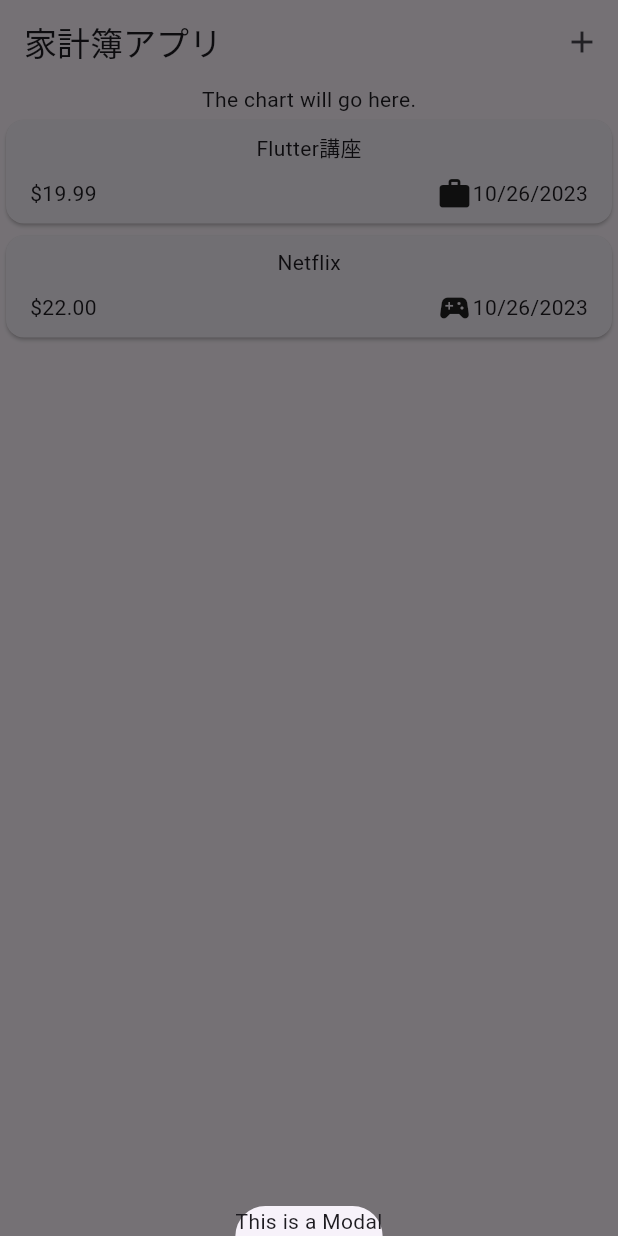
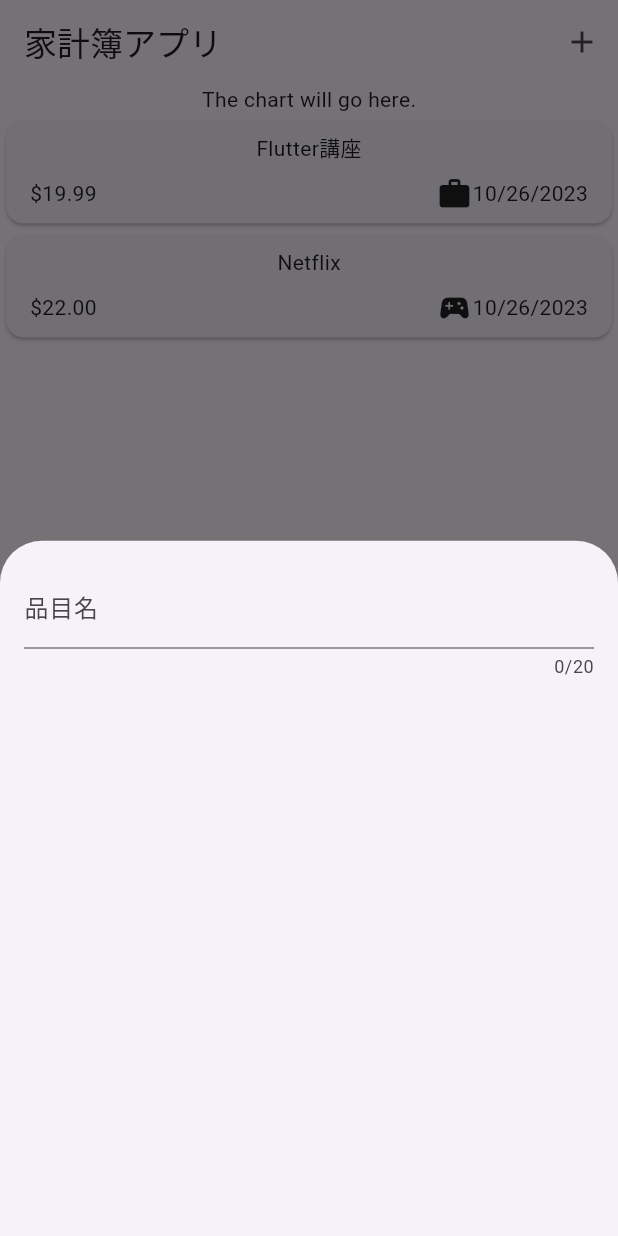
Before and after one commit to yusuke-shiya/expense_tracker, a Flutter app: the screen it shows after launch, after a tap on the "add" icon, on a phone screen of 412 x 824 dp. Run offline on Flutter 3.47's test engine with Material 2 defaults, Android fonts, the phone set to English and light mode, and no system bars.

Commit message:
feat: モーダルの中にテキストフィールドを追加

```diff
--- a/lib/widget/expenses.dart
+++ b/lib/widget/expenses.dart
@@ -1,5 +1,6 @@
 import 'package:expense_tracker/widget/expenses_list/expenses_list.dart';
 import 'package:expense_tracker/models/expense.dart';
+import 'package:expense_tracker/widget/new_expense.dart';
 import 'package:flutter/material.dart';
 
 class Expenses extends StatefulWidget {
@@ -26,7 +27,7 @@ class _ExpensesState extends State<Expenses> {
   void _openAddExpenseOverlay() {
     showModalBottomSheet(
       context: context,
-      builder: (ctx) => const Text('This is a Modal'),
+      builder: (ctx) => const NewExpense(),
     );
   }
 
--- /dev/null
+++ b/lib/widget/new_expense.dart
@@ -0,0 +1,25 @@
+import 'package:flutter/material.dart';
+
+class NewExpense extends StatefulWidget {
+  const NewExpense({super.key});
+
+  @override
+  State createState() => _NewExpenseState();
+}
+
+class _NewExpenseState extends State<NewExpense> {
+  @override
+  Widget build(BuildContext context) {
+    return const Padding(
+      padding: EdgeInsets.all(16),
+      child: Column(
+        children: [
+          TextField(
+            decoration: InputDecoration(labelText: '品目名'),
+            maxLength: 20,
+          ),
+        ],
+      ),
+    );
+  }
+}
```
